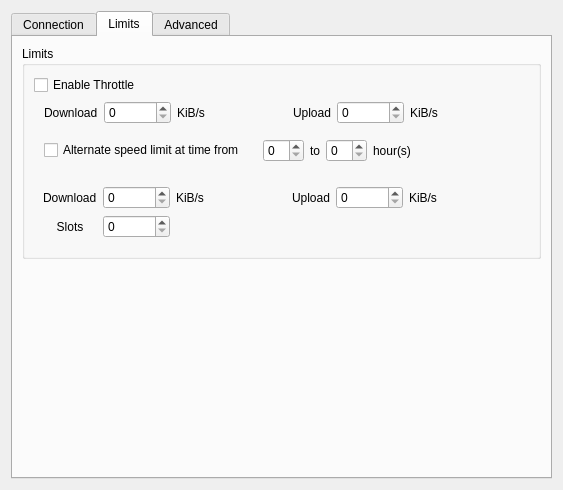
Above: eiskaltdcpp-qt/ui/UISettingsConnection.ui from eiskaltdcpp/eiskaltdcpp before the change. Below: the same form after it.
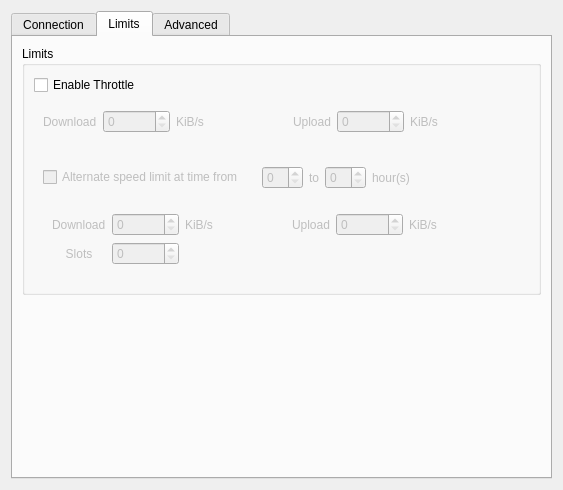
That is the form after the change. The open tabs and pages were chosen to show the change. Custom widgets are drawn as their Qt base class.

Diff of the .ui file:
```diff
--- a/eiskaltdcpp-qt/ui/UISettingsConnection.ui
+++ b/eiskaltdcpp-qt/ui/UISettingsConnection.ui
@@ -466,13 +466,11 @@
               <number>0</number>
              </property>
              <item>
-              <layout class="QHBoxLayout" name="horizontalLayout_2">
-               <property name="leftMargin">
-                <number>10</number>
+              <widget class="QFrame" name="frameBasicLimits">
+               <property name="enabled">
+                <bool>false</bool>
                </property>
-               <property name="rightMargin">
-                <number>10</number>
-               </property>
+               <layout class="QHBoxLayout" name="horizontalLayout">
                <item>
                 <widget class="QLabel" name="label_11">
                  <property name="text">
@@ -542,21 +540,26 @@
                 </spacer>
                </item>
               </layout>
+              </widget>
              </item>
              <item>
-              <layout class="QHBoxLayout" name="horizontalLayout_3">
-               <property name="leftMargin">
-                <number>10</number>
+              <widget class="QWidget" name="frameOptionalLimits" native="true">
+               <property name="enabled">
+                <bool>false</bool>
                </property>
-               <item>
+               <layout class="QGridLayout" name="gridLayout_3">
+                <item row="0" column="0">
                 <widget class="QCheckBox" name="checkBox_TIME_DEPENDENT_THROTTLE">
                  <property name="text">
                   <string>Alternate speed limit at time from </string>
                  </property>
                 </widget>
                </item>
-               <item>
-                <widget class="QFrame" name="frame_5">
+                <item row="0" column="1">
+                 <widget class="QFrame" name="frameOptionalLimitsPeriod">
+                  <property name="enabled">
+                   <bool>false</bool>
+                  </property>
                  <property name="frameShape">
                   <enum>QFrame::NoFrame</enum>
                  </property>
@@ -608,10 +611,11 @@
                  </layout>
                 </widget>
                </item>
-              </layout>
-             </item>
-             <item>
-              <widget class="QFrame" name="frame_4">
+                <item row="1" column="0" colspan="2">
+                 <widget class="QFrame" name="frameOptionalLimitsValues">
+                  <property name="enabled">
+                   <bool>false</bool>
+                  </property>
                <property name="frameShape">
                 <enum>QFrame::NoFrame</enum>
                </property>
@@ -633,13 +637,6 @@
                   </property>
                  </widget>
                 </item>
-                <item row="0" column="2">
-                 <widget class="QLabel" name="label_16">
-                  <property name="text">
-                   <string>KiB/s</string>
-                  </property>
-                 </widget>
-                </item>
                 <item row="0" column="3">
                  <spacer name="horizontalSpacer">
                   <property name="orientation">
@@ -700,7 +697,21 @@
                   </property>
                  </widget>
                 </item>
-               </layout>
+                   <item row="0" column="2">
+                    <widget class="QLabel" name="label_16">
+                     <property name="text">
+                      <string>KiB/s</string>
+                     </property>
+                    </widget>
+                   </item>
+                  </layout>
+                 </widget>
+                </item>
+               </layout>
+               <zorder>checkBox_TIME_DEPENDENT_THROTTLE</zorder>
+               <zorder>frameOptionalLimitsPeriod</zorder>
+               <zorder>label_16</zorder>
+               <zorder>frameOptionalLimitsValues</zorder>
               </widget>
              </item>
             </layout>
```
Left out of the diff: 67 changed lines with no effect on the pictures. Lines whose indentation alone changed are shown as unchanged.
